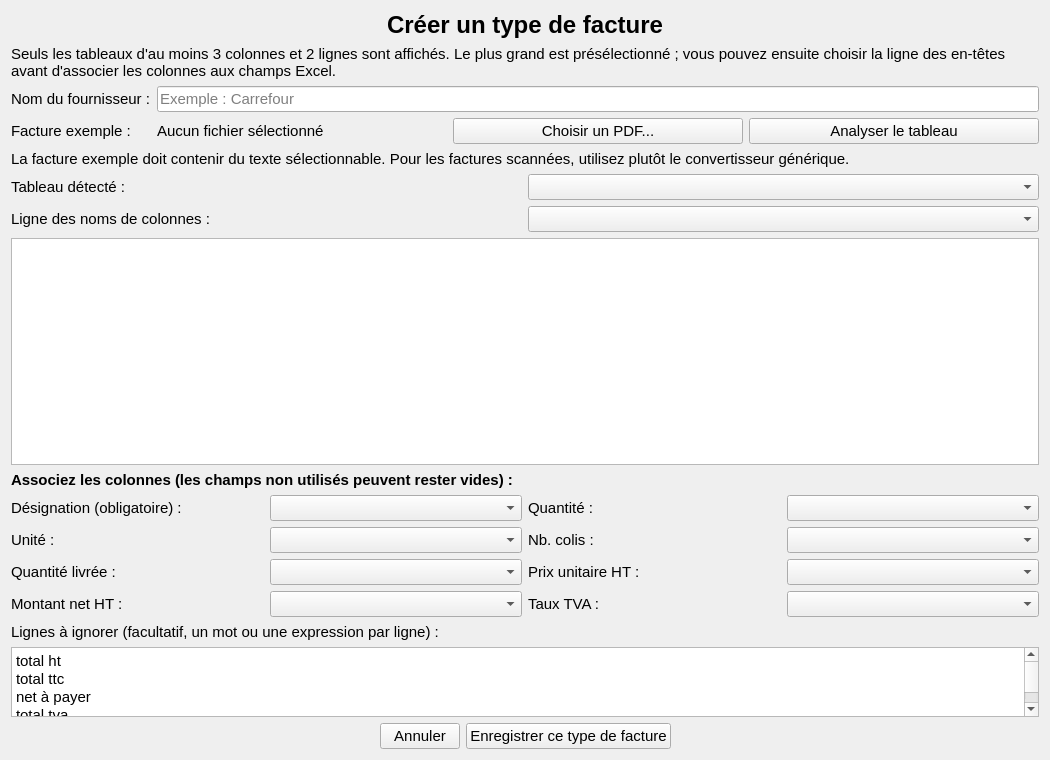
Qt form src/epidata/resources/gui/ConvertisseurPDF_creation.ui (WallaceVBB/EpiData) before a commit.
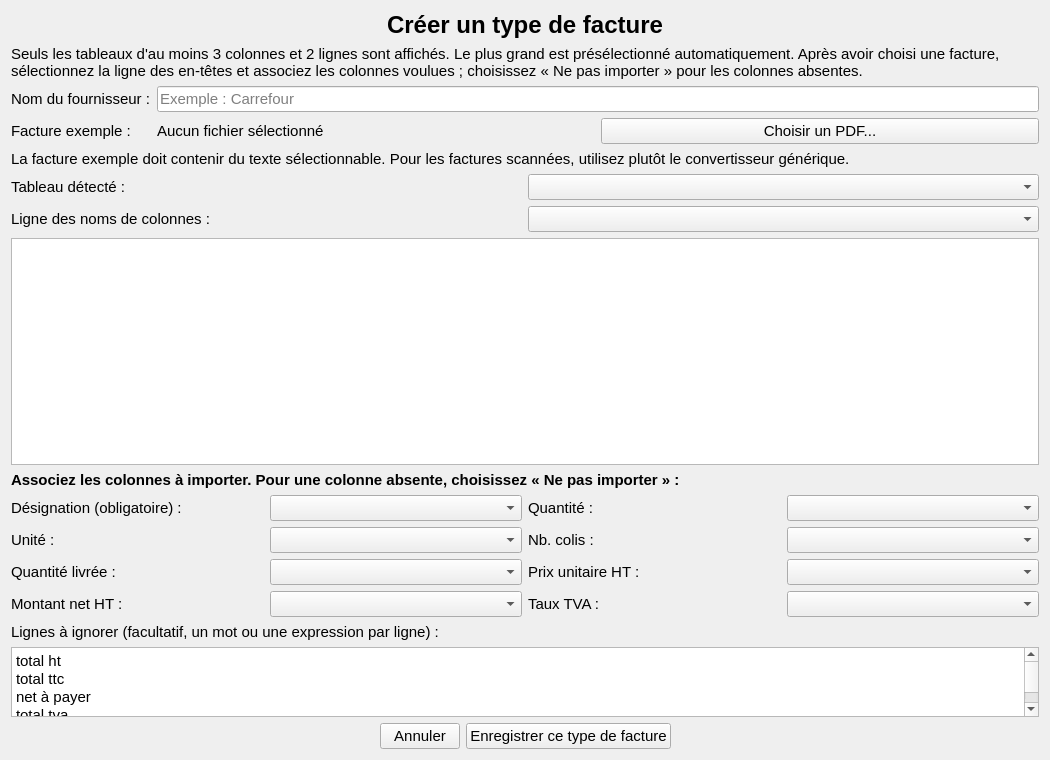
The same form after that commit.

Commit message: Permet de supprimer et modifier les méthodes personnalisées dans l'interface graphique Supprime le bouton "analyser tableau" dans l'interface graphique pour les extracteurs spécialisés Permet l'exclusion des colonnes dans les extracteurs spécialisés Change la version de l'application à 1.2.0

Patch:
```diff
--- a/src/epidata/resources/gui/ConvertisseurPDF_creation.ui
+++ b/src/epidata/resources/gui/ConvertisseurPDF_creation.ui
@@ -38,7 +38,7 @@
    <item>
     <widget class="QLabel" name="label_aide">
      <property name="text">
-      <string>Seuls les tableaux d'au moins 3 colonnes et 2 lignes sont affichés. Le plus grand est présélectionné ; vous pouvez ensuite choisir la ligne des en-têtes avant d'associer les colonnes aux champs Excel.</string>
+      <string>Seuls les tableaux d'au moins 3 colonnes et 2 lignes sont affichés. Le plus grand est présélectionné automatiquement. Après avoir choisi une facture, sélectionnez la ligne des en-têtes et associez les colonnes voulues ; choisissez « Ne pas importer » pour les colonnes absentes.</string>
      </property>
      <property name="wordWrap">
       <bool>true</bool>
@@ -88,11 +88,6 @@
         </widget>
        </item>
        <item>
-        <widget class="QPushButton" name="b_Analyser_PDF">
-         <property name="text">
-          <string>Analyser le tableau</string>
-         </property>
-        </widget>
        </item>
       </layout>
      </item>
@@ -163,7 +158,7 @@
       </font>
      </property>
      <property name="text">
-      <string>Associez les colonnes (les champs non utilisés peuvent rester vides) :</string>
+      <string>Associez les colonnes à importer. Pour une colonne absente, choisissez « Ne pas importer » :</string>
      </property>
     </widget>
    </item>
```
The commit also changes 4 other files.
